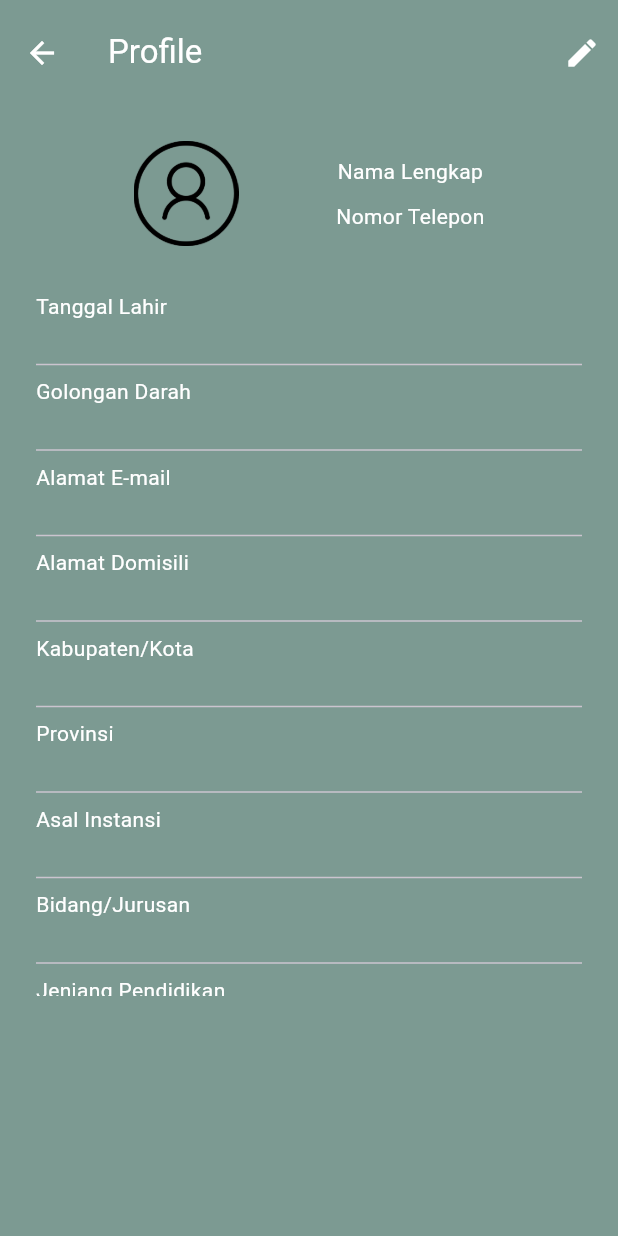
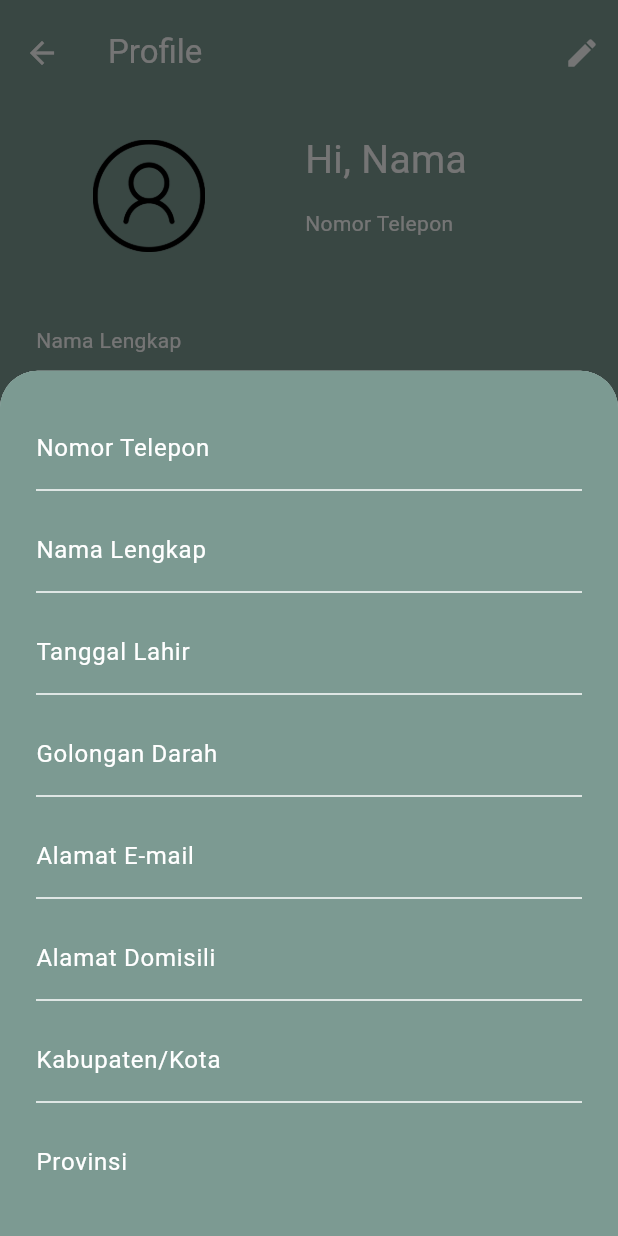
Before and after one commit to frendysanusi/pvvd-app, a Flutter app: the ProfileScreen screen opened by its route, after a tap on the "edit" icon, on a phone screen of 412 x 824 dp. Run offline on Flutter 3.47's test engine with Material 3 defaults, Android fonts, the phone set to English and light mode, and no system bars; our stand-ins replace cloud_firestore, firebase_auth, firebase_core, google_fonts; missing offline and left inert: qr_code_scanner; accounts and stored records are empty; generated files the repository leaves out were written again.

Commit message:
Profile Screen w/ Edit BottomSheet

```diff
--- a/lib/main.dart
+++ b/lib/main.dart
@@ -38,7 +38,7 @@ class MyApp extends StatelessWidget {
           displayColor: Colors.white,
         ),
       ),
-      initialRoute: WelcomeScreen.id,
+      initialRoute: ProfileScreen.id,
       routes: {
         WelcomeScreen.id: (context) => const WelcomeScreen(),
         LoginScreen.id: (context) => const LoginScreen(),
--- a/lib/screens/profile_screen.dart
+++ b/lib/screens/profile_screen.dart
@@ -1,3 +1,5 @@
+import 'dart:ui';
+
 import 'package:flutter/material.dart';
 import 'package:pvvd_app/utils/constants.dart';
 
@@ -20,35 +22,44 @@ class ProfileScreen extends StatelessWidget {
           actions: [
             IconButton(
               color: Colors.white,
-                onPressed: () {},
+              onPressed: () {
+                profileEditBottomSheet(context);
+              },
               icon: const Icon(Icons.edit),
             ),
           ]),
       body: SafeArea(
+        child: SizedBox(
+          height: MediaQuery.of(context).size.height,
           child: SingleChildScrollView(
             child: Padding(
-              padding: const EdgeInsets.symmetric(vertical: 24, horizontal: 24),
+              padding: const EdgeInsets.symmetric(vertical: 18, horizontal: 24),
               child: Column(
                 children: [
                   SizedBox(
-                    height: 70,
+                    height: 85,
+                    width: MediaQuery.of(context).size.width*0.7,
                     child: Row(
-                      mainAxisAlignment: MainAxisAlignment.spaceEvenly,
+                      crossAxisAlignment: CrossAxisAlignment.center,
+                      mainAxisAlignment: MainAxisAlignment.spaceBetween,
                       children: [
                         Image.asset(
                           'assets/images/profile-placeholder.png',
-                          width: 70,
-                          height: 70,
+                          width: 75,
+                          height: 75,
                         ),
                         const Center(
                           child: SizedBox(
-                            height: 50,
+                            height: 85,
                             child: Column(
-                              crossAxisAlignment: CrossAxisAlignment.center,
-                              mainAxisAlignment: MainAxisAlignment.spaceBetween,
+                              crossAxisAlignment: CrossAxisAlignment.start,
+                              mainAxisAlignment: MainAxisAlignment.spaceEvenly,
                               children: [
-                                Text('Nama Lengkap'),
-                                Text('Nomor Telepon'),
+                                Text('Hi, Nama', style: TextStyle(fontSize: 26)),
+                                Padding(
+                                  padding:EdgeInsets.only(top: 14, bottom: 14, right: 48),
+                                  child: Text('Nomor Telepon'),
+                                ),
                               ],
                             ),
                           ),
@@ -56,52 +67,126 @@ class ProfileScreen extends StatelessWidget {
                       ],
                     ),
                   ),
-                  const SizedBox(
-                    height: 500,
-                    child: Padding(
-                      padding: EdgeInsets.only(
+
+                  Padding(
+                    padding: const EdgeInsets.only(
                       top: 30,
                     ),
-                      child: SingleChildScrollView(
-                        scrollDirection: Axis.vertical,
                     child: Column(
                       crossAxisAlignment: CrossAxisAlignment.start,
                       children: [
-                            Text('Tanggal Lahir'),
-                            Text(''),
-                            Divider(),
-                            Text('Golongan Darah'),
-                            Text(''),
-                            Divider(),
-                            Text('Alamat E-mail'),
-                            Text(''),
-                            Divider(),
-                            Text('Alamat Domisili'),
-                            Text(''),
-                            Divider(),
-                            Text('Kabupaten/Kota'),
-                            Text(''),
-                            Divider(),
-                            Text('Provinsi'),
-                            Text(''),
-                            Divider(),
-                            Text('Asal Instansi'),
-                            Text(''),
-                            Divider(),
-                            Text('Bidang/Jurusan'),
-                            Text(''),
-                            Divider(),
-                            Text('Jenjang Pendidikan'),
-                            Text(''),
+                        buildProfileRow('Nama Lengkap'),
+                        buildProfileRow('Tanggal Lahir'),
+                        buildProfileRow('Golongan Darah'),
+                        buildProfileRow('Alamat E-mail'),
+                        buildProfileRow('Alamat Domisili'),
+                        buildProfileRow('Kabupaten/Kota'),
+                        buildProfileRow('Provinsi'),
+                        buildProfileRow('Asal Instansi'),
+                        buildProfileRow('Bidang/Jurusan'),
+                        buildProfileRow('Jenjang Pendidikan'),
                       ],
-                        ),
-                      ),
                     ),
                   ),
                 ],
               ),
             ),
           ),
-        ));
+        ),
+      ),
+    );
   }
 }
+
+void profileEditBottomSheet(BuildContext context) {
+  showModalBottomSheet(
+    context: context,
+    shape: const RoundedRectangleBorder(
+      borderRadius: BorderRadius.vertical(
+        top: Radius.circular(25.0),
+      ),
+    ),
+    isScrollControlled: true,
+    builder: (BuildContext context) {
+      return FractionallySizedBox(
+        heightFactor: 0.7,
+        child: Container(
+          height: MediaQuery.of(context).size.height*0.8, // Adjust the height as needed
+          decoration: const BoxDecoration(
+            color: kGreyishTeal,
+            borderRadius: BorderRadius.vertical(
+              top: Radius.circular(25.0),
+            ),
+          ),
+          child: ClipRRect(
+            borderRadius: const BorderRadius.vertical(
+              top: Radius.circular(25.0),
+            ),
+            child: Scaffold(
+              backgroundColor: kGreyishTeal,
+              resizeToAvoidBottomInset: true,
+              body: Padding(
+                padding: const EdgeInsets.symmetric(vertical: 24, horizontal: 24),
+                child: SafeArea(
+                  child: SingleChildScrollView(
+                    child: Column(
+                      crossAxisAlignment: CrossAxisAlignment.start,
+                      children: [
+                        buildProfileEditRow('Nomor Telepon'), //Perlu ada tahap verifikasi
+                        buildProfileEditRow('Nama Lengkap'),
+                        buildProfileEditRow('Tanggal Lahir'),
+                        buildProfileEditRow('Golongan Darah'),
+                        buildProfileEditRow('Alamat E-mail'),
+                        buildProfileEditRow('Alamat Domisili'),
+                        buildProfileEditRow('Kabupaten/Kota'),
+                        buildProfileEditRow('Provinsi'),
+                        buildProfileEditRow('Asal Instansi'),
+                        buildProfileEditRow('Bidang/Jurusan'),
+                        buildProfileEditRow('Jenjang Pendidikan'),
+                      ],
+                    ),
+                  ),
+                ),
+              ),
+            ),
+          ),
+        ),
+      );
+    },
+  );
+}
+
+Widget buildProfileRow(String title) {
+  return Column(
+    crossAxisAlignment: CrossAxisAlignment.start,
+    children: [
+      Padding(
+        padding: const EdgeInsets.only(top: 14, bottom: 14),
+        child: Text(title),
+      ),
+      const Text('Data'),
+      const Divider(),
+    ],
+  );
+}
+
+Widget buildProfileEditRow(String title) {
+  return Column(
+    children: [
+      Padding(
+        padding: const EdgeInsets.only(bottom: 12),
+        child: TextFormField(
+          decoration: InputDecoration(
+              labelText: title,
+              labelStyle: const TextStyle(color: Colors.white),
+              hintText: "data",
+              hintStyle: const TextStyle(color: Colors.white, fontWeight: FontWeight.normal),
+              enabledBorder: const UnderlineInputBorder(
+                borderSide: BorderSide(color: Colors.white),
+              )
+          ),
+        ),
+      ),
+    ],
+  );
+}
--- a/pubspec.yaml
+++ b/pubspec.yaml
@@ -36,7 +36,7 @@ dependencies:
   # Use with the CupertinoIcons class for iOS style icons.
   cupertino_icons: ^1.0.2
   google_fonts: 6.1.0
-  firebase_core: ^2.27.0
+  firebase_core: ^2.32.0
   cloud_firestore: ^4.16.1
   firebase_auth: ^4.19.1
   qr_code_scanner: ^1.0.1
```
Also changed, not shown: pubspec.lock, 3 other files. Lines whose indentation alone changed are shown as unchanged.
